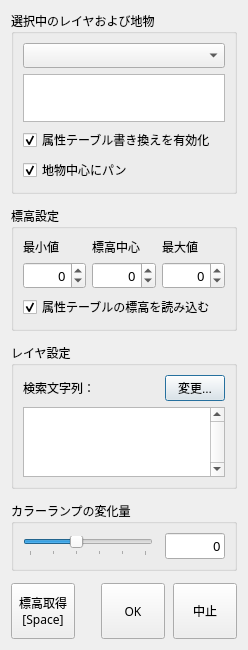
This is ui/demstyle_all_dialog_base.ui in tamaohome/qgis-demstyle-all as Qt 5 draws it before an edit. The edited form follows.
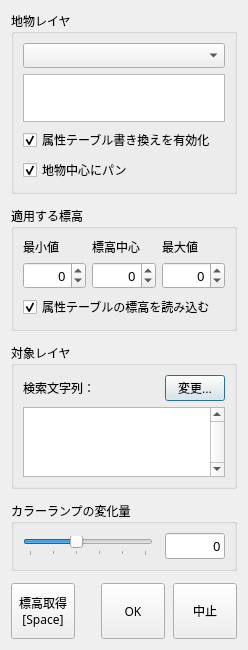
This is the edited form. Custom widgets are drawn as their Qt base class.

Diff of the .ui file:
```diff
--- a/ui/demstyle_all_dialog_base.ui
+++ b/ui/demstyle_all_dialog_base.ui
@@ -38,7 +38,7 @@
       </size>
      </property>
      <property name="title">
-      <string>選択中のレイヤおよび地物</string>
+      <string>地物レイヤ</string>
      </property>
      <layout class="QVBoxLayout" name="currentFeatureLayout">
       <item>
@@ -129,7 +129,7 @@
       <string>Sキーで減少、Wキーで増加</string>
      </property>
      <property name="title">
-      <string>標高設定</string>
+      <string>適用する標高</string>
      </property>
      <layout class="QGridLayout" name="elevationValueLayout">
       <item row="0" column="0">
@@ -262,7 +262,7 @@
       </sizepolicy>
      </property>
      <property name="title">
-      <string>レイヤ設定</string>
+      <string>対象レイヤ</string>
      </property>
      <layout class="QVBoxLayout" name="verticalLayout">
       <item>
```
